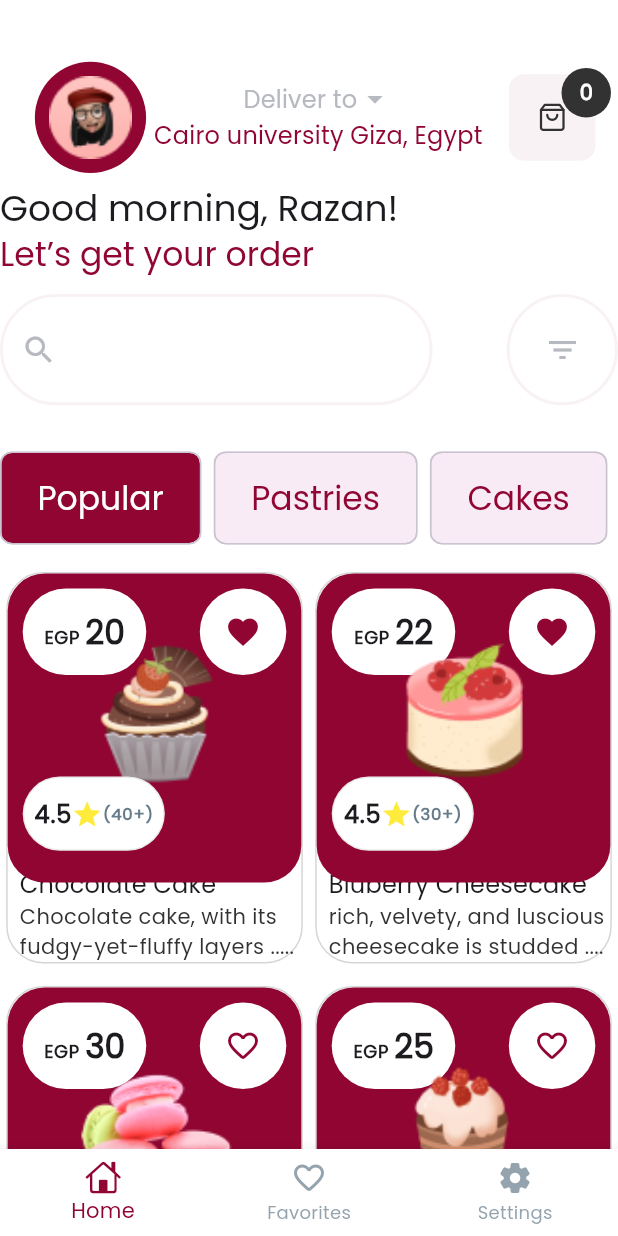
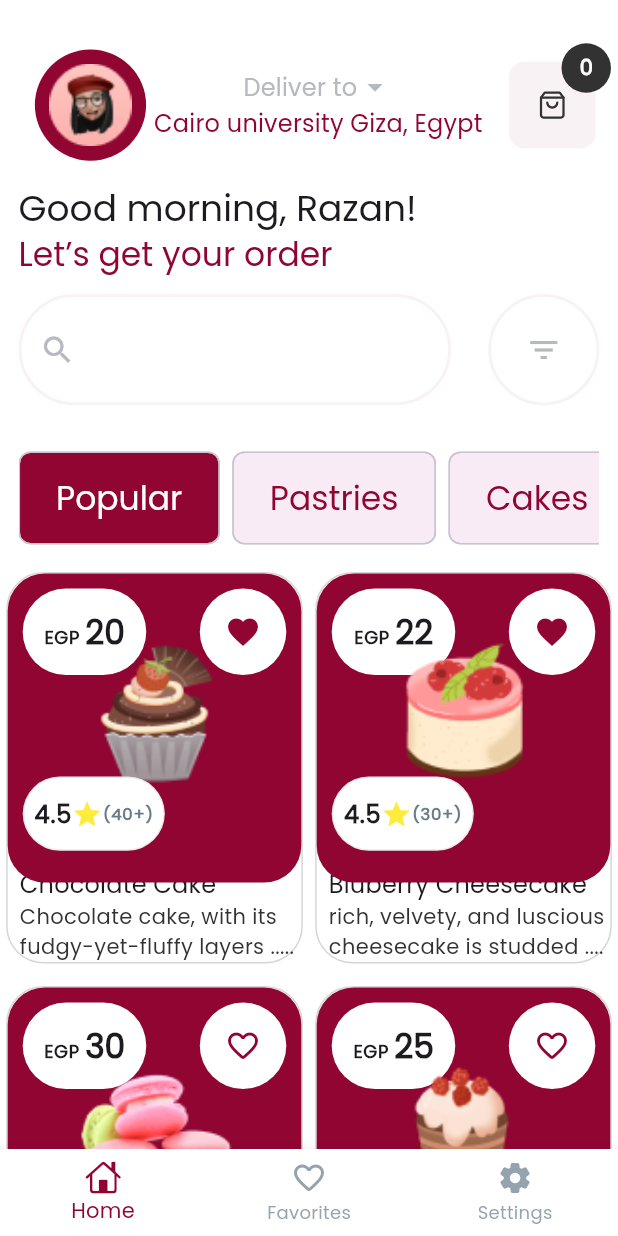
Before and after one commit to Mohamed-Ahmed-Salah/Sweety-App, a Flutter app: the screen it shows after launch, on a phone screen of 412 x 824 dp. Run offline on Flutter 3.47's test engine with Material 3 defaults, Android fonts, the phone set to English and light mode, and no system bars; our stand-ins replace bloc, equatable, flutter_bloc, flutter_svg, get, get_storage and 2 more.

Commit message:
home screen fix

```diff
--- a/lib/core/widgets/my_app_bar.dart
+++ b/lib/core/widgets/my_app_bar.dart
@@ -10,10 +10,11 @@ class MyAppBar extends StatelessWidget implements PreferredSizeWidget {
   @override
   Widget build(BuildContext context) {
     return SliverAppBar(
+      stretch: false,
       expandedHeight: 15.h,
-
+      collapsedHeight:15.h,
       flexibleSpace: Container(
-        margin: EdgeInsets.only(top: 4.h,left: 5.w),
+        margin: EdgeInsets.only(top: 2.h,left: 5.w),
         width: double.infinity,
         child: Row(
           mainAxisAlignment: MainAxisAlignment.spaceAround,
--- a/lib/views/home_screen/home_screen.dart
+++ b/lib/views/home_screen/home_screen.dart
@@ -20,7 +20,9 @@ class HomeScreen extends StatelessWidget {
       body: CustomScrollView(
         slivers: [
           const MyAppBar(),
-          SliverList(
+          SliverPadding(
+            padding: EdgeInsets.symmetric(horizontal: 3.w),
+            sliver: SliverList(
               delegate: SliverChildListDelegate(
                 [
                   Text(
@@ -37,6 +39,7 @@ class HomeScreen extends StatelessWidget {
                   const CustomSearchBar(),
                   const CustomChip(),
                 ],
+              ),
             ),
           ),
           BlocBuilder<HomeBloc, HomeState>(builder: (context, state) {
@@ -75,7 +78,6 @@ class HomeScreen extends StatelessWidget {
           }),
         ],
       ),
-
     );
   }
 }
```
Lines whose indentation alone changed are shown as unchanged.
